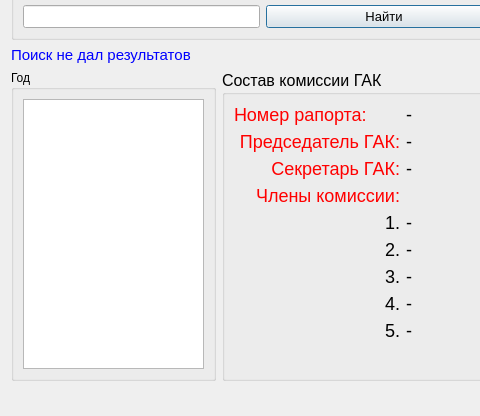
First picture: the form in sostavkomissii.ui, repository kanbodows/kafpocs, before the edit; both pictures show x 0 to 480 and y 87 to 503 of the 768 by 503 pixel window.
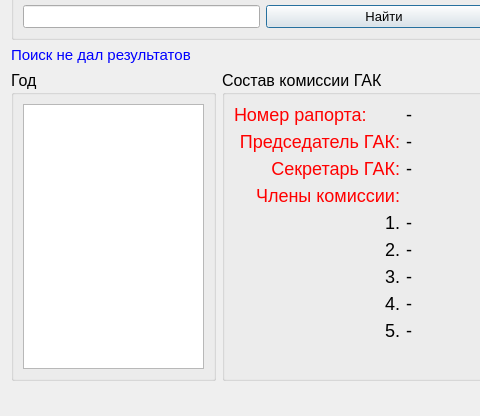
Second picture: the form after the edit. Icons and pictures are not drawn.

Patch:
```diff
--- a/sostavkomissii.ui
+++ b/sostavkomissii.ui
@@ -437,38 +437,22 @@
        <height>16777215</height>
       </size>
      </property>
+     <property name="font">
+      <font>
+       <pointsize>12</pointsize>
+      </font>
+     </property>
      <property name="title">
       <string>Год </string>
      </property>
      <layout class="QGridLayout" name="gridLayout_4">
       <item row="0" column="0">
-       <widget class="QTableView" name="tableView_sostavKomissii">
-        <property name="maximumSize">
-         <size>
-          <width>200</width>
-          <height>16777215</height>
-         </size>
-        </property>
+       <widget class="QListView" name="tableView_sostavKomissii">
         <property name="font">
          <font>
-          <pointsize>15</pointsize>
+          <pointsize>12</pointsize>
          </font>
         </property>
-        <property name="contextMenuPolicy">
-         <enum>Qt::ActionsContextMenu</enum>
-        </property>
-        <property name="editTriggers">
-         <set>QAbstractItemView::NoEditTriggers</set>
-        </property>
-        <property name="alternatingRowColors">
-         <bool>false</bool>
-        </property>
-        <property name="selectionMode">
-         <enum>QAbstractItemView::SingleSelection</enum>
-        </property>
-        <property name="selectionBehavior">
-         <enum>QAbstractItemView::SelectRows</enum>
-        </property>
        </widget>
       </item>
      </layout>
```
